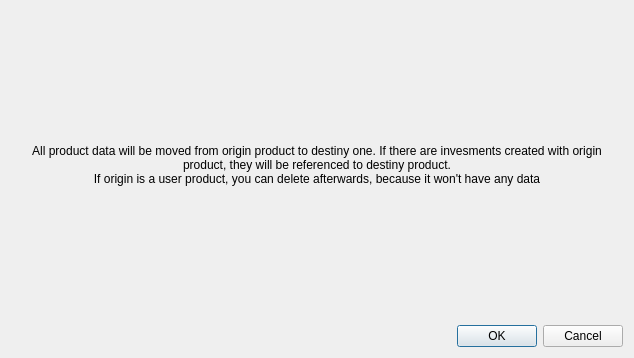
This is caloriestracker/ui/wdgProductsDataMove.ui in turulomio/caloriestracker as Qt 5 draws it before an edit. The edited form follows.
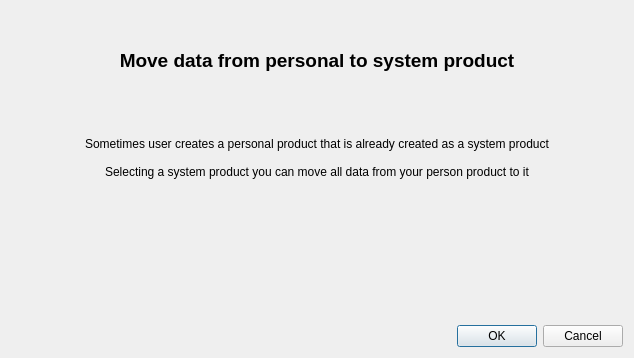
This is the edited form. Custom widgets are drawn as their Qt base class.

Commit message: Now you can move all data from a personal product to an existing system one. Fixes #3

```diff
--- a/caloriestracker/ui/wdgProductsDataMove.ui
+++ b/caloriestracker/ui/wdgProductsDataMove.ui
@@ -26,7 +26,7 @@
         </font>
        </property>
        <property name="text">
-        <string/>
+        <string>Move data from personal to system product</string>
        </property>
        <property name="alignment">
         <set>Qt::AlignCenter</set>
@@ -36,8 +36,10 @@
      <item>
       <widget class="QLabel" name="lblExplanation">
        <property name="text">
-        <string>All product data will be moved from origin product to destiny one. If there are invesments created with origin product, they will be referenced to destiny product.
-If origin is a user product, you can delete afterwards, because it won't have any data</string>
+        <string>Sometimes user creates a personal product that is already created as a system product
+
+Selecting a system product you can move all data from your person product to it
+</string>
        </property>
        <property name="alignment">
         <set>Qt::AlignCenter</set>
```
The commit also changes 4 other files.
